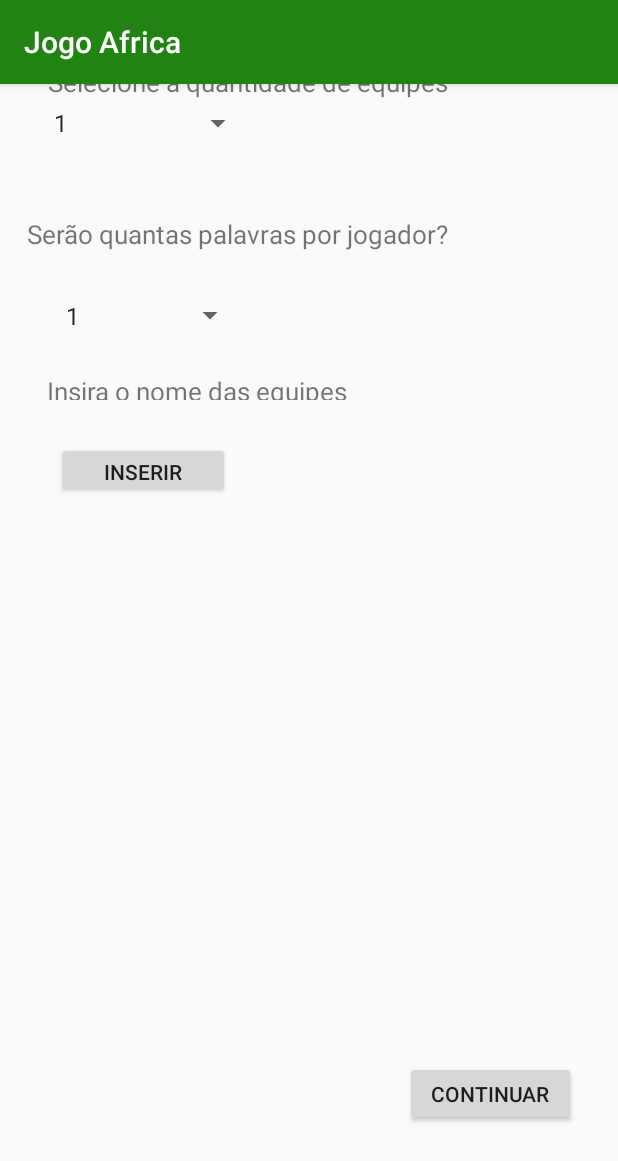
After one commit to corasilber/JogoAfrica, an Android app: the MontarEquipe screen opened directly, with no data from a screen before it, on a phone screen of 412 x 824 dp. The commit adds this screen. Shown: the top 1161 px of the screen. Run offline under Robolectric (Android 15) with nearby library versions, the phone set to English and light mode, and no system bars.

Commit message:
Adicionado Tela 1 (de ínicio) e Tela 2 (montando Equipe) - criado tabelas BD

```diff
--- a/app/src/main/AndroidManifest.xml
+++ b/app/src/main/AndroidManifest.xml
@@ -16,6 +16,7 @@
                 <category android:name="android.intent.category.LAUNCHER" />
             </intent-filter>
         </activity>
+        <activity android:name=".MontarEquipe"></activity>
     </application>
 
 </manifest>
--- /dev/null
+++ b/app/src/main/java/com/lddm/jogoafrica/MontarEquipe.java
@@ -0,0 +1,94 @@
+package com.lddm.jogoafrica;
+
+import android.content.ContentValues;
+import android.database.sqlite.SQLiteDatabase;
+import android.support.v7.app.AlertDialog;
+import android.support.v7.app.AppCompatActivity;
+import android.os.Bundle;
+import android.view.View;
+import android.widget.ArrayAdapter;
+import android.widget.Button;
+import android.widget.EditText;
+import android.widget.Spinner;
+
+import com.lddm.jogoafrica.data.JogoContract;
+import com.lddm.jogoafrica.data.JogoDbHelper;
+
+public class MontarEquipe extends AppCompatActivity {
+
+    Spinner numeroEquipe, numJogador, qtdPalavras;
+
+    Button inserirEquipe;
+
+    @Override
+    protected void onCreate(Bundle savedInstanceState) {
+        super.onCreate(savedInstanceState);
+        setContentView(R.layout.activity_montar_equipe);
+
+        numeroEquipe =(Spinner) findViewById(R.id.numEquipe);
+        numJogador = (Spinner) findViewById(R.id.numJogador);
+        qtdPalavras = (Spinner) findViewById(R.id.qtdPalavra);
+        inserirEquipe = (Button) findViewById(R.id.buttonInserir) ;
+
+        Integer[] items = new Integer[]{1,2,3};
+
+        ArrayAdapter<Integer> adapterEquipe = new ArrayAdapter<Integer>(this, android.R.layout.simple_spinner_item, items);
+        numeroEquipe.setAdapter(adapterEquipe);
+
+        ArrayAdapter<Integer> adapterJogador = new ArrayAdapter<Integer>(this, android.R.layout.simple_spinner_item, items);
+        numJogador.setAdapter(adapterJogador);
+
+        ArrayAdapter<Integer> adapterPalavras = new ArrayAdapter<Integer>(this, android.R.layout.simple_spinner_item, items);
+        qtdPalavras.setAdapter(adapterPalavras);
+
+        //aqui vai abrir um dialog para a pessoa digitar o nome da equipe
+        inserirEquipe.setOnClickListener(new View.OnClickListener() {
+            @Override
+            public void onClick(View view) {
+                AlertDialog.Builder alertBuilder =  new AlertDialog.Builder(MontarEquipe.this); // mostra um alert dialog
+                View view2 =  getLayoutInflater().inflate(R.layout.tela_adiciona_equipe,null);
+                final EditText nomeEquipe = (EditText) view2.findViewById(R.id.nomeEquipe);
+                Button addLink = (Button) view2.findViewById(R.id.button);
+
+                alertBuilder.setView(view2);
+
+                final AlertDialog dialog = alertBuilder.create();
+                dialog.show();
+
+                addLink.setOnClickListener(new View.OnClickListener() {
+                    @Override
+                    public void onClick(View view) {
+
+
+                        if(!nomeEquipe.getText().toString().isEmpty()){
+                            String nome = nomeEquipe.getText().toString(); // nome da equipe que a pessoa digitar
+                            //precisamos adicionar no banco de dados
+                            //vamos criar uma tabela para equipe com nomeEquipe e nome jogadores?
+                            adicionaEquipeSQL(nome);
+                            dialog.dismiss();
+                        } else {
+                            nomeEquipe.setError("Digite um nome para inserir!");
+
+                        }
+
+                    }
+                }); // fim setOnClick botão adicionar nome
+            }
+        }); // fim setOnclick botão inserir equipe
+
+    }
+
+
+
+    //insere na tabela Equipe o nomes das equipes digitadas
+    public void adicionaEquipeSQL(String nome){
+
+        final JogoDbHelper mDbHelper = new JogoDbHelper(this);
+        SQLiteDatabase db = mDbHelper.getReadableDatabase();
+
+        ContentValues values = new ContentValues();
+        values.put(JogoContract.EquipeEntry.COLUMN_EQUIPE_NAME, nome);
+        db.insert(JogoContract.EquipeEntry.TABLE_NAME, null, values);
+
+    }
+}
--- /dev/null
+++ b/app/src/main/res/layout/activity_montar_equipe.xml
@@ -0,0 +1,139 @@
+<?xml version="1.0" encoding="utf-8"?>
+<android.support.constraint.ConstraintLayout xmlns:android="http://schemas.android.com/apk/res/android"
+    xmlns:app="http://schemas.android.com/apk/res-auto"
+    xmlns:tools="http://schemas.android.com/tools"
+    android:layout_width="match_parent"
+    android:layout_height="match_parent"
+    tools:context="com.lddm.jogoafrica.MontarEquipe">
+
+    <TextView
+        android:id="@+id/textView"
+        android:layout_width="wrap_content"
+        android:layout_height="wrap_content"
+        android:text="Selecione a quantidade de equipes"
+        android:textSize="17dp"
+        android:layout_marginLeft="8dp"
+        app:layout_constraintLeft_toLeftOf="parent"
+        app:layout_constraintTop_toTopOf="parent"
+        android:layout_marginTop="16dp"
+        android:layout_marginRight="8dp"
+        app:layout_constraintRight_toRightOf="parent"
+        app:layout_constraintHorizontal_bias="0.188"
+        android:layout_marginStart="8dp"
+        android:layout_marginEnd="8dp"
+        android:layout_marginBottom="8dp"
+        app:layout_constraintBottom_toTopOf="@+id/numEquipe"
+        app:layout_constraintVertical_bias="0.163" />
+
+    <Spinner
+        android:id="@+id/numEquipe"
+        android:layout_width="146dp"
+        android:layout_height="46dp"
+        android:layout_marginLeft="8dp"
+        app:layout_constraintLeft_toLeftOf="parent"
+        android:layout_marginRight="8dp"
+        app:layout_constraintRight_toRightOf="parent"
+        app:layout_constraintHorizontal_bias="0.09"
+        android:layout_marginBottom="32dp"
+        app:layout_constraintBottom_toTopOf="@+id/textView2"
+        android:layout_marginStart="8dp"
+        android:layout_marginEnd="8dp" />
+
+    <TextView
+        android:id="@+id/textView2"
+        android:layout_width="290dp"
+        android:layout_height="25dp"
+        android:text="Quantos jogadores terá cada equipe?"
+        android:textSize="17dp"
+        android:layout_marginLeft="8dp"
+        app:layout_constraintLeft_toLeftOf="parent"
+        android:layout_marginRight="8dp"
+        app:layout_constraintRight_toRightOf="parent"
+        app:layout_constraintHorizontal_bias="0.102"
+        android:layout_marginStart="8dp"
+        android:layout_marginEnd="8dp"
+        android:layout_marginBottom="34dp"
+        app:layout_constraintBottom_toTopOf="@+id/numJogador" />
+
+    <Spinner
+        android:id="@+id/numJogador"
+        android:layout_width="141dp"
+        android:layout_height="52dp"
+        android:layout_marginLeft="28dp"
+        app:layout_constraintLeft_toLeftOf="parent"
+        android:layout_marginRight="8dp"
+        app:layout_constraintRight_toRightOf="parent"
+        app:layout_constraintHorizontal_bias="0.0"
+        tools:layout_editor_absoluteY="184dp"
+        android:layout_marginStart="28dp"
+        android:layout_marginEnd="8dp" />
+
+    <TextView
+        android:id="@+id/textView3"
+        android:layout_width="wrap_content"
+        android:layout_height="wrap_content"
+        android:text="Serão quantas palavras por jogador?"
+        android:textSize="17dp"
+        android:layout_marginTop="36dp"
+        app:layout_constraintTop_toBottomOf="@+id/numJogador"
+        android:layout_marginRight="8dp"
+        app:layout_constraintRight_toRightOf="parent"
+        android:layout_marginLeft="8dp"
+        app:layout_constraintLeft_toLeftOf="parent"
+        app:layout_constraintHorizontal_bias="0.087" />
+
+    <Spinner
+        android:id="@+id/qtdPalavra"
+        android:layout_width="128dp"
+        android:layout_height="46dp"
+        android:layout_marginTop="19dp"
+        app:layout_constraintTop_toBottomOf="@+id/textView3"
+        android:layout_marginLeft="28dp"
+        app:layout_constraintLeft_toLeftOf="parent"
+        android:layout_marginRight="8dp"
+        app:layout_constraintRight_toRightOf="parent"
+        app:layout_constraintHorizontal_bias="0.031" />
+
+    <TextView
+        android:id="@+id/textView4"
+        android:layout_width="216dp"
+        android:layout_height="18dp"
+        android:text="Insira o nome das equipes"
+        android:textSize="17dp"
+        android:layout_marginTop="15dp"
+        app:layout_constraintTop_toBottomOf="@+id/qtdPalavra"
+        android:layout_marginLeft="8dp"
+        app:layout_constraintLeft_toLeftOf="parent"
+        android:layout_marginRight="8dp"
+        app:layout_constraintRight_toRightOf="parent"
+        app:layout_constraintHorizontal_bias="0.131" />
+
+    <Button
+        android:id="@+id/buttonInserir"
+        android:layout_width="115dp"
+        android:layout_height="37dp"
+        android:text="Inserir Equipe"
+        android:layout_marginTop="28dp"
+        app:layout_constraintTop_toBottomOf="@+id/textView4"
+        android:layout_marginLeft="8dp"
+        app:layout_constraintLeft_toLeftOf="parent"
+        android:layout_marginRight="8dp"
+        app:layout_constraintRight_toRightOf="parent"
+        app:layout_constraintHorizontal_bias="0.106" />
+
+    <Button
+        android:id="@+id/button3"
+        android:layout_width="114dp"
+        android:layout_height="43dp"
+        android:text="Continuar"
+        android:layout_marginRight="8dp"
+        app:layout_constraintRight_toRightOf="parent"
+        app:layout_constraintBottom_toBottomOf="parent"
+        android:layout_marginBottom="8dp"
+        android:layout_marginLeft="8dp"
+        app:layout_constraintLeft_toLeftOf="parent"
+        android:layout_marginTop="8dp"
+        app:layout_constraintTop_toBottomOf="@+id/buttonInserir"
+        app:layout_constraintHorizontal_bias="0.929"
+        app:layout_constraintVertical_bias="0.849" />
+</android.support.constraint.ConstraintLayout>
--- a/app/src/main/res/values/colors.xml
+++ b/app/src/main/res/values/colors.xml
@@ -1,6 +1,6 @@
 <?xml version="1.0" encoding="utf-8"?>
 <resources>
-    <color name="colorPrimary">#3F51B5</color>
-    <color name="colorPrimaryDark">#303F9F</color>
+    <color name="colorPrimary">#218312</color>
+    <color name="colorPrimaryDark">#1d7510</color>
     <color name="colorAccent">#FF4081</color>
 </resources>
```
Also changed, not shown: app/src/main/java/com/lddm/jogoafrica/MainActivity.java (+15 -0 lines), app/src/main/java/com/lddm/jogoafrica/data/JogoContract.java (added, +37 -0 lines), app/src/main/java/com/lddm/jogoafrica/data/JogoDbHelper.java (added, +57 -0 lines), app/src/main/res/layout/activity_main.xml (+23 -5 lines), app/src/main/res/layout/tela_adiciona_equipe.xml (added, +32 -0 lines).
